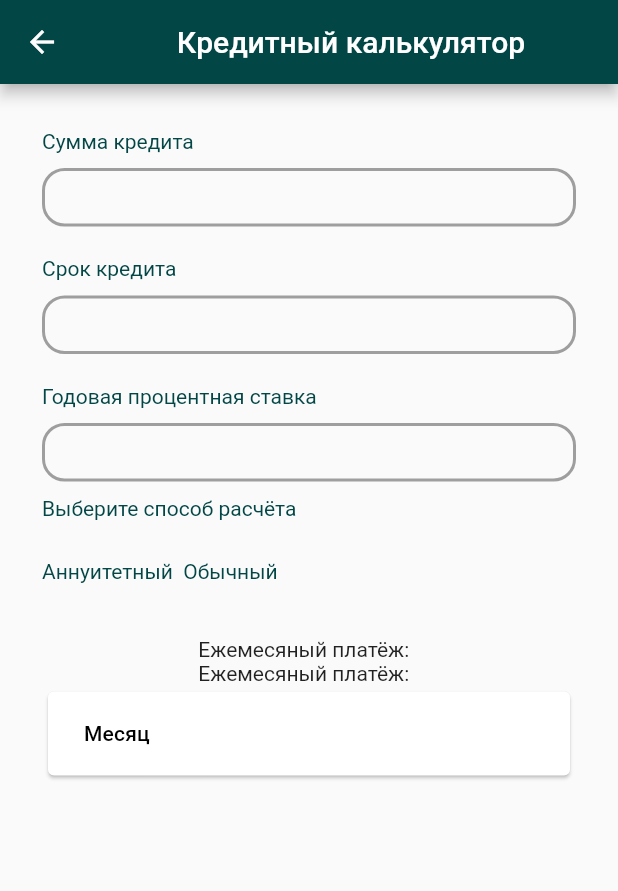
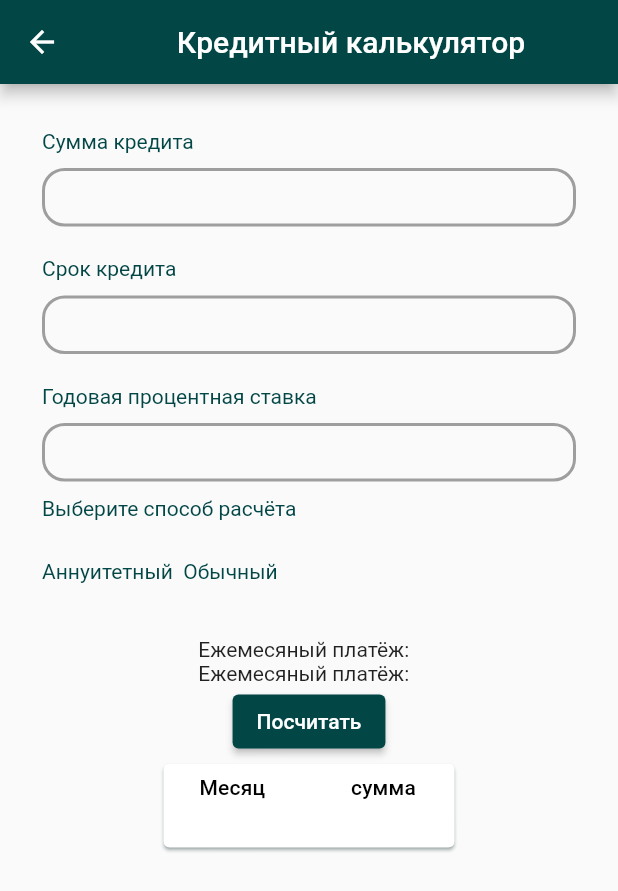
Before and after one commit to Ozod9999/-, a Flutter app: the CreditCalcRusWidget screen opened by its route, on a phone screen of 412 x 824 dp. Shown: the top 891 px of the screen. Run offline on Flutter 3.47's test engine with Material 2 defaults, Android fonts, the phone set to English and light mode, and no system bars.

Commit message:
настройка таблицы

```diff
--- a/lib/logic_calculate/kredi_cal_logic.dart
+++ b/lib/logic_calculate/kredi_cal_logic.dart
@@ -6,6 +6,7 @@ import 'package:flutter/material.dart';
 ////________ формула расчёта кредита _________\\\\
 
 var items = <int>[];
+var itemsDebt = <int>[];
 
 class SimpleCalcWidgetModel extends ChangeNotifier {
   double? _sumKred; // сумма кредита
@@ -13,6 +14,7 @@ class SimpleCalcWidgetModel extends ChangeNotifier {
   double? _protStavka; // годовая процентная ставка
   int? intPaying;
   int? intPayment;
+  int? intDebt;
 
   double? debt; // долг на начало месяца
   double? debtPros; // процент долга
@@ -29,12 +31,9 @@ class SimpleCalcWidgetModel extends ChangeNotifier {
   set sumKred(String value) => _sumKred = double.tryParse(value);
   set period(String value) => _period = double.tryParse(value);
   set protStavka(String value) => _protStavka = double.tryParse(value);
-  void clearArray() {
-  }
 
   void recultcalcDiff() {
     double? payment;
-
     if (_sumKred != null && _period != null && _protStavka != null) {
       debt = _sumKred;
       paying = 0;
@@ -43,8 +42,11 @@ class SimpleCalcWidgetModel extends ChangeNotifier {
         paying = paying! + debtPros!;
         payment = _sumKred! / _period! + debtPros!;
         // print( ' %2i      %9.0f     %9.0f   %9.0f\n',  i,  debt,  debtPros,  payment);
-        final iteration = i;
-        items.add(iteration);
+        // final iteration = i;
+        items.add(i);
+        intDebt = (debt!).round();
+        // final debtMonth = intDebt;
+        itemsDebt.add(intDebt!);
         intPayment = (payment).round();
         debt = debt! - _sumKred! / _period!;
       }
@@ -117,33 +119,3 @@ class SimpleCalcWidgetProvider
     return notifier != oldWidget.notifier;
   }
 }
-
-class TableCalculation extends StatefulWidget {
-  const TableCalculation({Key? key}) : super(key: key);
-
-  @override
-  _TableCalculationState createState() => _TableCalculationState();
-}
-
-class _TableCalculationState extends State<TableCalculation> {
-  @override
-  Widget build(BuildContext context) {
-    return Card(
-      child: DataTable(
-        columns: const [
-          DataColumn(label: Text('Месяц')),
-          // DataColumn(label: Text('Сумма остатка')),
-          // DataColumn(label: Text('Процент')),
-          // DataColumn(label: Text('Оплата')),
-        ],
-        rows: [
-          for (var i = 0; i < items.length; i++)
-            DataRow(cells: [
-              DataCell(Text(' ${items[i]}')),
-              // DataCell(Text(' ${items[i]}')),
-            ]),
-        ],
-      ),
-    );
-  }
-}
--- a/lib/theme/calculate_window_decoration.dart
+++ b/lib/theme/calculate_window_decoration.dart
@@ -81,7 +81,6 @@ class _CalculateDecorationState extends State<CalculateDecoration> {
                 ToggleButtonWidget(),
                 SizedBox(height: 20),
                 ResultWidget(),
-
               ],
             ),
           ),
--- /dev/null
+++ b/lib/widget/table_calculation.dart
@@ -0,0 +1,47 @@
+import 'package:flutter/material.dart';
+import 'package:flutter_application_work/logic_calculate/kredi_cal_logic.dart';
+import 'package:flutter_application_work/theme/app_Colors/app_colors.dart';
+
+class TableCalculation extends StatefulWidget {
+  const TableCalculation({Key? key}) : super(key: key);
+
+  @override
+  _TableCalculationState createState() => _TableCalculationState();
+}
+
+class _TableCalculationState extends State<TableCalculation> {
+  @override
+  Widget build(BuildContext context) {
+    return Card(
+      shadowColor: AppColors.mainDarkGreen,
+      child: DataTable(
+        columns: [
+          // ignore: prefer_const_constructors
+          DataColumn(
+            label: Container(
+              height: 40,
+              width: 45,
+              child: const Text('Месяц'),
+            ),
+          ),
+          DataColumn(
+            label: Container(
+              height: 40,
+              width: 45,
+              child: const Text('сумма остатка'),
+            ),
+          ),
+          // DataColumn(label: Text('Процент')),
+          // DataColumn(label: Text('Оплата')),
+        ],
+        rows: [
+          for (var i = 0; i < items.length; i++)
+              DataRow(cells: [
+                DataCell(Text(' ${items[i]}')),
+                DataCell(Text(' ${itemsDebt[i]}')),
+              ]),
+        ],
+      ),
+    );
+  }
+}
--- a/lib/widget/window_calculate.dart
+++ b/lib/widget/window_calculate.dart
@@ -4,6 +4,7 @@ import 'package:flutter/material.dart';
 import 'package:flutter/services.dart';
 import 'package:flutter_application_work/logic_calculate/kredi_cal_logic.dart';
 import 'package:flutter_application_work/theme/app_Colors/app_colors.dart';
+import 'package:flutter_application_work/widget/table_calculation.dart';
 
 ////==== окно расчёта кредита ====\\\\
 
@@ -90,6 +91,9 @@ class ResultWidget extends StatelessWidget {
       children: [
         Text('Ежемесяный платёж: $valueAnnu'),
         Text('Ежемесяный платёж: $valueDiff'),
+        Center(
+          child: CalculateButtonWidget(),
+        ),
         TableCalculation(),
       ],
     );
@@ -104,6 +108,7 @@ class ToggleButtonWidget extends StatefulWidget {
 }
 
 late List<bool> isSelected;
+int? choiceCalculate;
 
 class _ToggleButtonWidgetState extends State<ToggleButtonWidget> {
   void _choiceCalculButton(int index) {
@@ -114,11 +119,10 @@ class _ToggleButtonWidgetState extends State<ToggleButtonWidget> {
     });
     switch (index) {
       case 0:
-        SimpleCalcWidgetProvider.read(context)?.recultcalcAnnu();
-
+        choiceCalculate = 0;
         break;
       case 1:
-        SimpleCalcWidgetProvider.read(context)?.recultcalcDiff();
+        choiceCalculate = 1;
         break;
     }
   }
@@ -147,3 +151,27 @@ class _ToggleButtonWidgetState extends State<ToggleButtonWidget> {
     );
   }
 }
+
+class CalculateButtonWidget extends StatelessWidget {
+  const CalculateButtonWidget({Key? key}) : super(key: key);
+
+  @override
+  Widget build(BuildContext context) {
+    return ElevatedButton(
+      style: ButtonStyle(
+        backgroundColor: MaterialStateProperty.all(AppColors.mainDarkGreen),
+      ),
+      onPressed: () {
+        switch (choiceCalculate) {
+          case 0:
+            SimpleCalcWidgetProvider.read(context)?.recultcalcAnnu();
+            break;
+          case 1:
+            SimpleCalcWidgetProvider.read(context)?.recultcalcDiff();
+            break;
+        }
+      },
+      child: const Text('Посчитать'),
+    );
+  }
+}
```
Also changed, not shown: lib/widget/choice_language_window.dart (+8 -8 lines).
